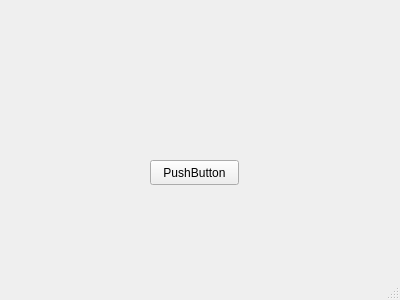
The window that mainwindow.ui (ronnie173/QTCurvesCPP) describes before a commit, drawn with Qt 5.
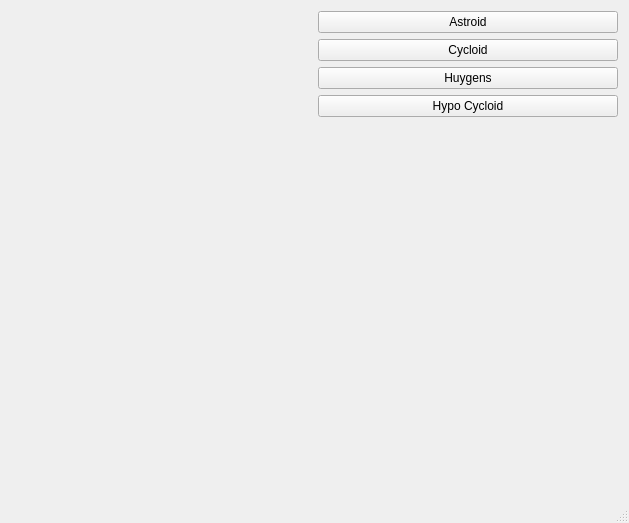
The same window after the commit. Custom widgets are drawn as their Qt base class.

Commit message: Implementing Render Area

Patch:
```diff
--- a/mainwindow.ui
+++ b/mainwindow.ui
@@ -6,31 +6,76 @@
    <rect>
     <x>0</x>
     <y>0</y>
-    <width>400</width>
-    <height>300</height>
+    <width>629</width>
+    <height>523</height>
    </rect>
   </property>
   <property name="windowTitle">
    <string>MainWindow</string>
   </property>
   <widget class="QWidget" name="centralWidget">
-   <widget class="QPushButton" name="pushButton">
-    <property name="geometry">
-     <rect>
-      <x>150</x>
-      <y>160</y>
-      <width>89</width>
-      <height>25</height>
-     </rect>
-    </property>
-    <property name="text">
-     <string>PushButton</string>
-    </property>
-   </widget>
+   <layout class="QGridLayout" name="gridLayout">
+    <item row="0" column="0">
+     <widget class="RenderArea" name="renderArea" native="true"/>
+    </item>
+    <item row="0" column="1">
+     <layout class="QVBoxLayout" name="verticalLayout">
+      <item>
+       <widget class="QPushButton" name="btnAstroid">
+        <property name="text">
+         <string>Astroid</string>
+        </property>
+       </widget>
+      </item>
+      <item>
+       <widget class="QPushButton" name="btnCycloid">
+        <property name="text">
+         <string>Cycloid</string>
+        </property>
+       </widget>
+      </item>
+      <item>
+       <widget class="QPushButton" name="btnHuygens">
+        <property name="text">
+         <string>Huygens</string>
+        </property>
+       </widget>
+      </item>
+      <item>
+       <widget class="QPushButton" name="pushButton_4">
+        <property name="text">
+         <string>Hypo Cycloid</string>
+        </property>
+       </widget>
+      </item>
+      <item>
+       <spacer name="verticalSpacer">
+        <property name="orientation">
+         <enum>Qt::Vertical</enum>
+        </property>
+        <property name="sizeHint" stdset="0">
+         <size>
+          <width>20</width>
+          <height>40</height>
+         </size>
+        </property>
+       </spacer>
+      </item>
+     </layout>
+    </item>
+   </layout>
   </widget>
   <widget class="QStatusBar" name="statusBar"/>
  </widget>
  <layoutdefault spacing="6" margin="11"/>
+ <customwidgets>
+  <customwidget>
+   <class>RenderArea</class>
+   <extends>QWidget</extends>
+   <header>renderarea.h</header>
+   <container>1</container>
+  </customwidget>
+ </customwidgets>
  <resources/>
  <connections/>
 </ui>
```
The commit also changes 5 other files.
